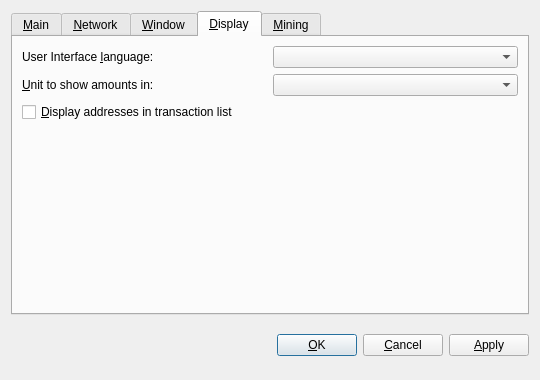
First picture: the form in src/qt/forms/optionsdialog.ui, repository upgradeadvice/MUE-Src, before the edit.
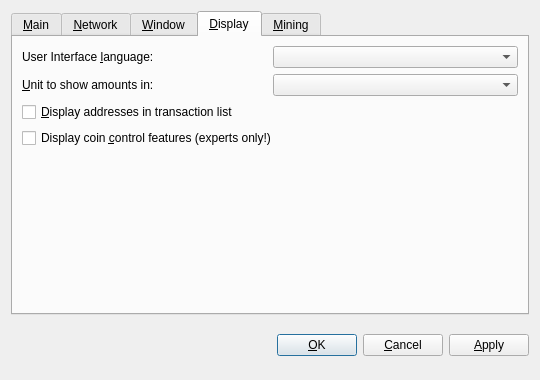
Second picture: the form after the edit. The open tabs and pages were chosen to show the change. Custom widgets are drawn as their Qt base class.

Commit message:
Coin Control
Added coin control options, and fixed some minor UI bugs

Patch:
```diff
--- a/src/qt/forms/optionsdialog.ui
+++ b/src/qt/forms/optionsdialog.ui
@@ -367,6 +367,16 @@
          </property>
         </widget>
        </item>
+       <item>
+        <widget class="QCheckBox" name="coinControlFeatures">
+         <property name="toolTip">
+          <string>Whether to show coin control features or not.</string>
+         </property>
+         <property name="text">
+          <string>Display coin &amp;control features (experts only!)</string>
+         </property>
+        </widget>
+       </item>
        <item>
         <spacer name="verticalSpacer_Display">
          <property name="orientation">
```
The commit also changes 20 other files.
